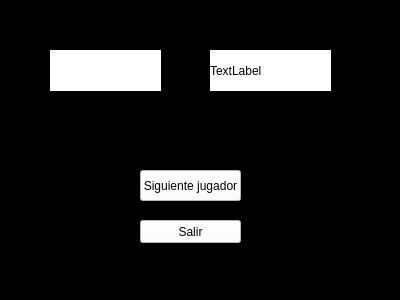
This is Pruebas/Prototipo_personaje/muerte.ui in Juandiego88/ProyectoFinal-info2 as Qt 5 draws it before an edit. The edited form follows.
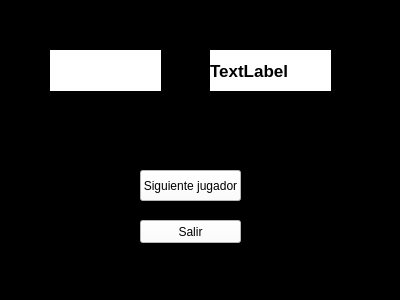
This is the edited form. Icons and pictures are not drawn.

The edit to the form file:
```diff
--- a/Pruebas/Prototipo_personaje/muerte.ui
+++ b/Pruebas/Prototipo_personaje/muerte.ui
@@ -60,6 +60,13 @@
      <height>41</height>
     </rect>
    </property>
+   <property name="font">
+    <font>
+     <pointsize>13</pointsize>
+     <weight>75</weight>
+     <bold>true</bold>
+    </font>
+   </property>
    <property name="styleSheet">
     <string notr="true">background-color: rgb(255, 255, 255);</string>
    </property>
```
Left out of the diff: 7 changed lines with no effect on the pictures.
